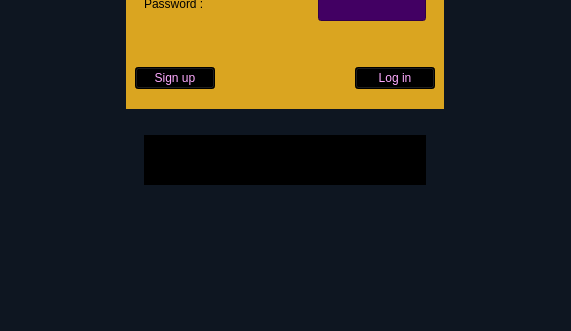
Above: Project/mainwindow.ui from AminNaghiyan/uiap92_project before the change; both pictures show x 115 to 686 and y 261 to 592 of the 800 by 592 pixel window. Below: the same form after it.
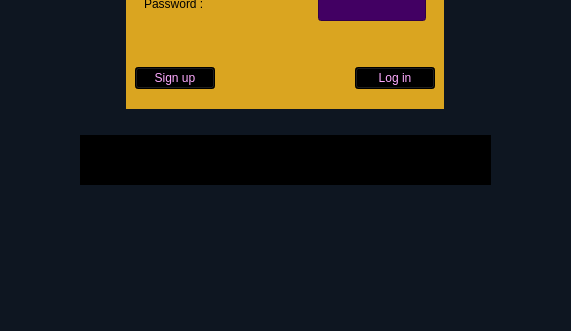
That is the form after the change. Icons and pictures are not drawn.

Diff of the .ui file:
```diff
--- a/Project/mainwindow.ui
+++ b/Project/mainwindow.ui
@@ -583,7 +583,7 @@
         </property>
         <property name="minimumSize">
          <size>
-          <width>282</width>
+          <width>411</width>
           <height>1</height>
          </size>
         </property>
```
